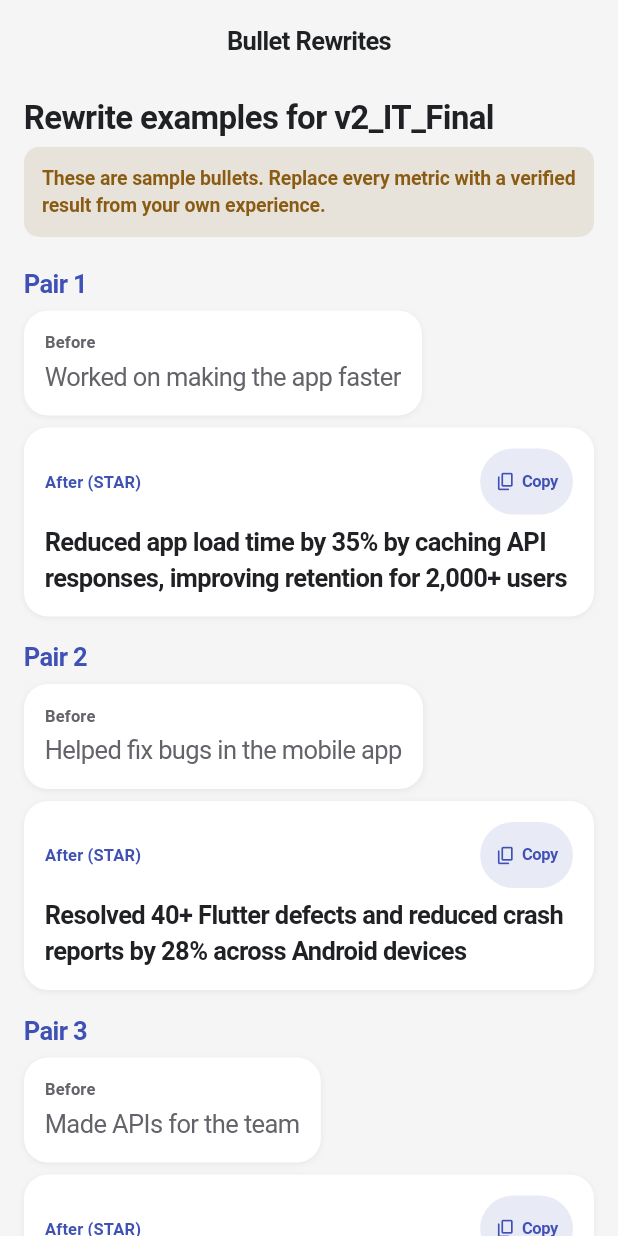
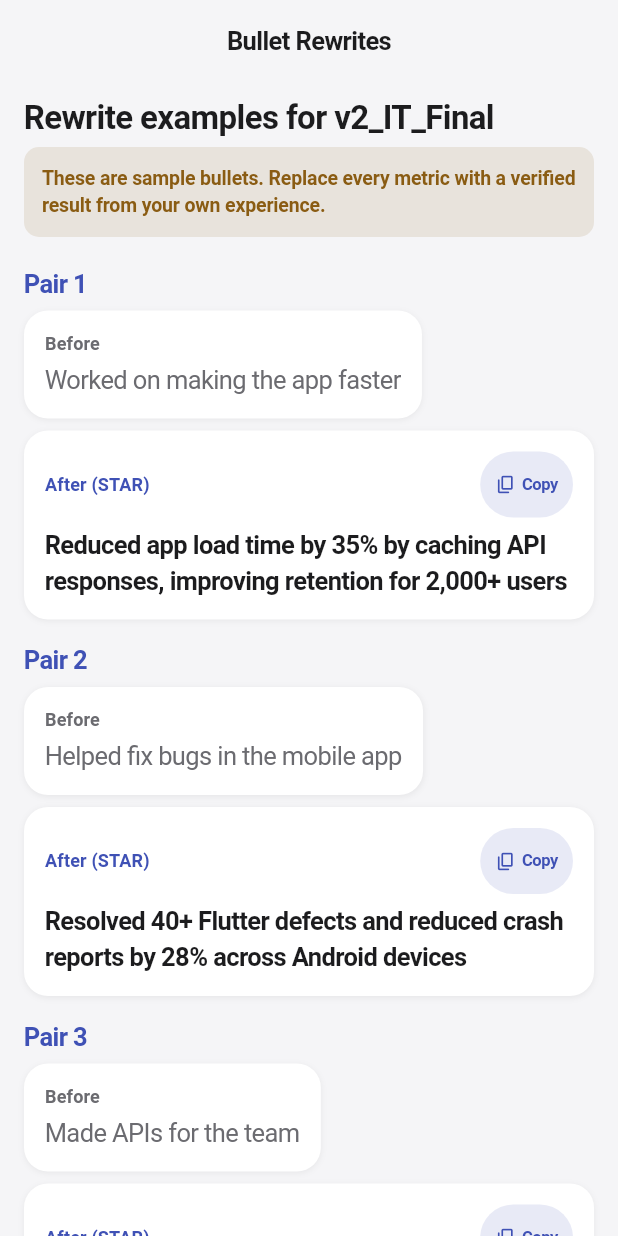
Before and after one commit to QuantumTan/rolevia, a Flutter app: the BulletRewritesScreen screen opened by its route, on a phone screen of 412 x 824 dp. Run offline on Flutter 3.47's test engine with Material 3 defaults, Android fonts, the phone set to English and light mode, and no system bars; our stand-ins replace file_picker, flutter_riverpod, go_router, shared_preferences; accounts and stored records are empty.

Commit message:
feat: align UI tokens and centralize surface preferences

```diff
--- a/lib/core/design/colors.dart
+++ b/lib/core/design/colors.dart
@@ -46,7 +46,7 @@ class AppColors extends ThemeExtension<AppColors> {
   final Color info;
 
   static const light = AppColors(
-    background: Color(0xFFF5F5F5),
+    background: Color(0xFFF5F5F7),
     secondaryBackground: Color(0xFFFFFFFF),
     surface: Color(0xFFFFFFFF),
     elevatedSurface: Color(0xFFFFFFFF),
@@ -57,10 +57,10 @@ class AppColors extends ThemeExtension<AppColors> {
     primary: Color(0xFF3F51B5), // Indigo
     secondary: Color(0xFF5C6BC0),
     accent: Color(0xFF3F51B5),
-    labelPrimary: Color(0xFF202124),
-    labelSecondary: Color(0xFF63636A),
-    labelTertiary: Color(0xFF63636A),
-    separator: Color(0xFFE0E0E0),
+    labelPrimary: Color(0xFF1C1C1E),
+    labelSecondary: Color(0xFF6B6B70),
+    labelTertiary: Color(0xFF6B6B70),
+    separator: Color(0xFFE5E5EA),
     success: Color(0xFF2E7D32),
     warning: Color(0xFF8A5C13),
     error: Color(0xFFC62828),
@@ -134,6 +134,11 @@ class AppColors extends ThemeExtension<AppColors> {
   );
 
   static AppColors of(BuildContext context) {
+    if (MediaQuery.highContrastOf(context)) {
+      return Theme.of(context).brightness == Brightness.dark
+          ? darkHighContrast
+          : lightHighContrast;
+    }
     final theme = Theme.of(context).extension<AppColors>();
     if (theme != null) return theme;
     final isDark = Theme.of(context).brightness == Brightness.dark;
--- a/lib/core/design/typography.dart
+++ b/lib/core/design/typography.dart
@@ -84,7 +84,7 @@ class AppTypography {
 
   static TextStyle get caption => const TextStyle(
     fontFamily: _fontFamily,
-    fontSize: 11,
+    fontSize: 12,
     fontWeight: FontWeight.w400,
     letterSpacing: 0.1,
     height: 1.3,
--- a/lib/core/theme.dart
+++ b/lib/core/theme.dart
@@ -4,6 +4,7 @@ import 'package:flutter/material.dart';
 import 'design/colors.dart';
 import 'design/radius.dart';
 import 'design/typography.dart';
+import 'theme/tokens.dart';
 
 export 'design/colors.dart';
 export 'design/icons.dart';
@@ -52,7 +53,7 @@ ThemeData appTheme(Brightness brightness, {bool reduceTransparency = false}) {
     colorScheme: colorScheme,
     scaffoldBackgroundColor: colors.background,
     textTheme: textTheme,
-    extensions: [colors],
+    extensions: [colors, SurfacePreferences(solid: reduceTransparency)],
     splashFactory: NoSplash.splashFactory, // Cupertino-like calm interaction
     highlightColor: Colors.transparent,
     appBarTheme: AppBarTheme(
--- /dev/null
+++ b/lib/core/theme/app_theme.dart
@@ -0,0 +1,2 @@
+export '../theme.dart' show appTheme;
+export 'tokens.dart';
```
Also changed, not shown: lib/core/theme/tokens.dart (added, +32 -0 lines).
